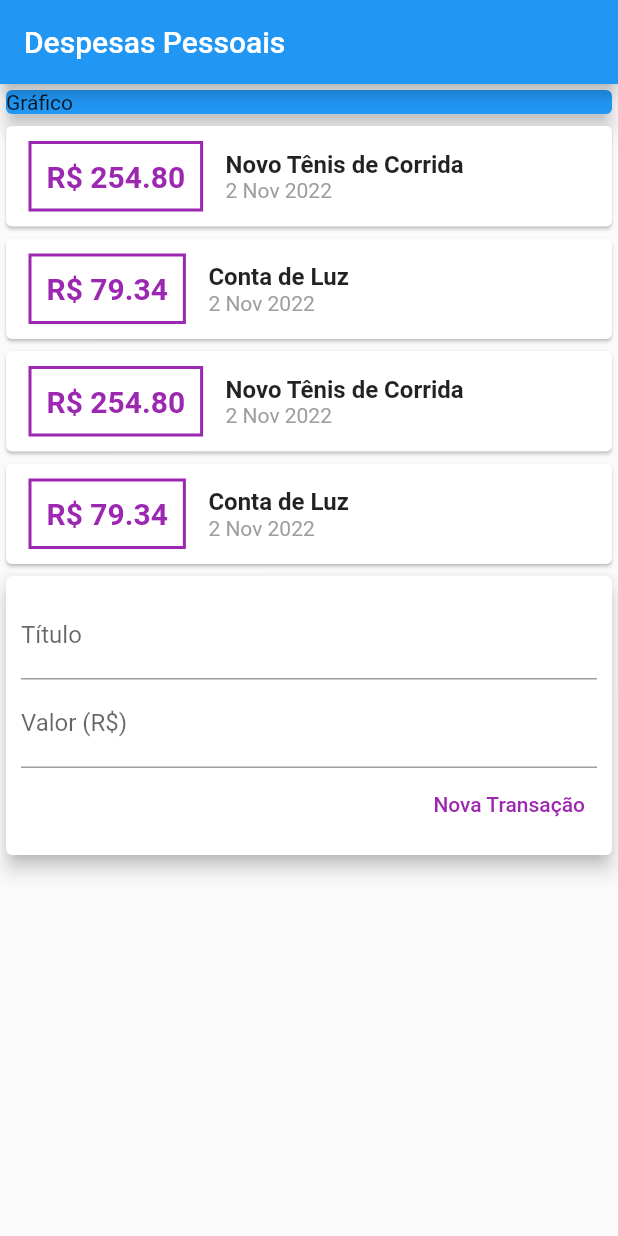
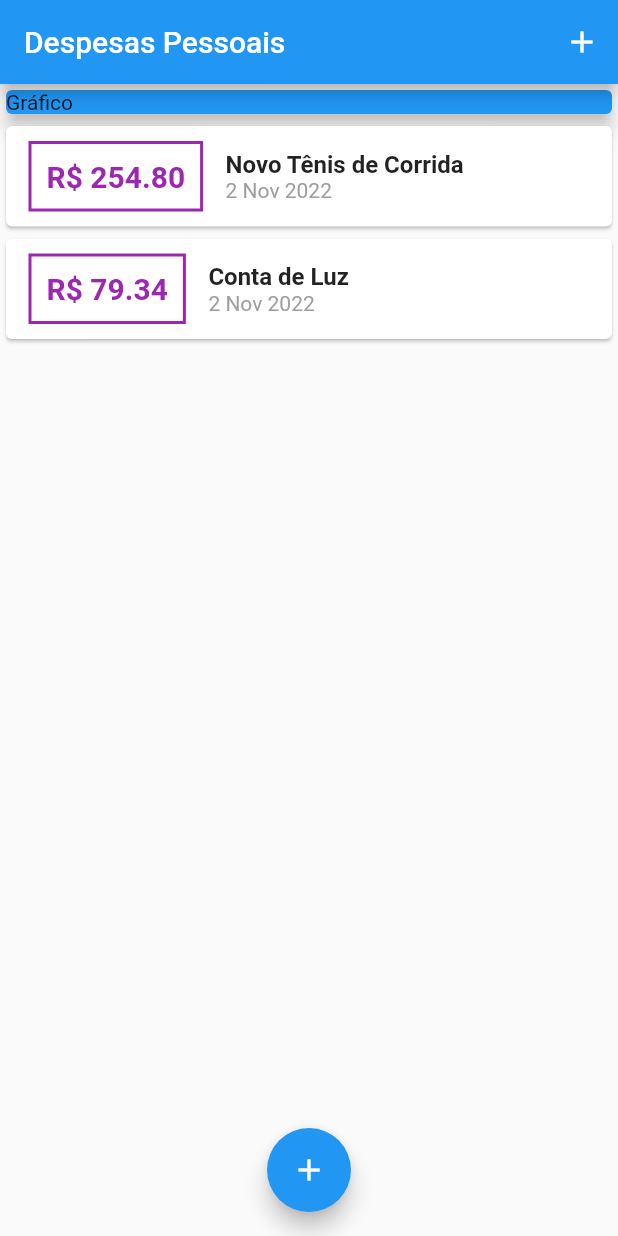
Before and after one commit to ericbcosta/expensesFlutter, a Flutter app: the screen it shows after launch, on a phone screen of 412 x 824 dp. Run offline on Flutter 3.47's test engine with Material 2 defaults, Android fonts, the phone set to English and light mode, and no system bars.

```diff
--- a/lib/components/transaction_form.dart
+++ b/lib/components/transaction_form.dart
@@ -1,12 +1,17 @@
 import 'package:flutter/material.dart';
 
-class TransactionForm extends StatelessWidget {
-  final titleController = TextEditingController();
-  final valueController = TextEditingController();
-
+class TransactionForm extends StatefulWidget {
   final void Function(String, double) onSubmit;
 
   TransactionForm(this.onSubmit);
+
+  @override
+  State<TransactionForm> createState() => _TransactionFormState();
+}
+
+class _TransactionFormState extends State<TransactionForm> {
+  final titleController = TextEditingController();
+  final valueController = TextEditingController();
 
   _submitForm() {
     final title = titleController.text;
@@ -15,7 +20,7 @@ class TransactionForm extends StatelessWidget {
     if (title.trim().isEmpty || value <= 0) {
       return;
     }
-    onSubmit(title, value);
+    widget.onSubmit(title, value);
   }
 
   @override
--- a/lib/components/transaction_user.dart
+++ /dev/null
@@ -1,89 +0,0 @@
-import 'dart:math';
-
-import 'transaction_form.dart';
-import 'transaction_list.dart';
-import 'package:flutter/material.dart';
-import '../models/transaction.dart';
-
-class TransactionUser extends StatefulWidget {
-  const TransactionUser({super.key});
-
-  @override
-  State<TransactionUser> createState() => _TransactionUserState();
-}
-
-class _TransactionUserState extends State<TransactionUser> {
-  final _transactions = [
-    Transaction(
-      id: 't1',
-      title: 'Novo Tênis de Corrida',
-      value: 254.80,
-      date: DateTime.now(),
-    ),
-    Transaction(
-      id: 't2',
-      title: 'Conta de Luz',
-      value: 79.34,
-      date: DateTime.now(),
-    ),
-    Transaction(
-      id: 't16',
-      title: 'Novo Tênis de Corrida',
-      value: 254.80,
-      date: DateTime.now(),
-    ),
-    Transaction(
-      id: 't27',
-      title: 'Conta de Luz',
-      value: 79.34,
-      date: DateTime.now(),
-    ),
-    Transaction(
-      id: 't11',
-      title: 'Novo Tênis de Corrida',
-      value: 254.80,
-      date: DateTime.now(),
-    ),
-    Transaction(
-      id: 't24',
-      title: 'Conta de Luz',
-      value: 79.34,
-      date: DateTime.now(),
-    ),
-    Transaction(
-      id: 't21',
-      title: 'Novo Tênis de Corrida',
-      value: 254.80,
-      date: DateTime.now(),
-    ),
-    Transaction(
-      id: 't23',
-      title: 'Conta de Luz',
-      value: 79.34,
-      date: DateTime.now(),
-    ),
-  ];
-
-  _addTransaction(String title, double value) {
-    final newTransaction = Transaction(
-      id: Random().nextDouble().toString(),
-      title: title,
-      value: value,
-      date: DateTime.now(),
-    );
-
-    setState(() {
-      _transactions.add(newTransaction);
-    });
-  }
-
-  @override
-  Widget build(BuildContext context) {
-    return Column(
-      children: <Widget>[
-        TransactionList(_transactions),
-        TransactionForm(_addTransaction),
-      ],
-    );
-  }
-}
--- a/lib/main.dart
+++ b/lib/main.dart
@@ -1,5 +1,8 @@
+import 'dart:math';
 import 'package:flutter/material.dart';
-import 'components/transaction_user.dart';
+import 'components/transaction_form.dart';
+import 'components/transaction_list.dart';
+import 'models/transaction.dart';
 
 main() => runApp(ExpensesApp());
 
@@ -15,12 +18,58 @@ class ExpensesApp extends StatelessWidget {
   }
 }
 
-class MyHomePage extends StatelessWidget {
+class MyHomePage extends StatefulWidget {
+  @override
+  State<MyHomePage> createState() => _MyHomePageState();
+}
+
+class _MyHomePageState extends State<MyHomePage> {
+  final _transactions = [
+    Transaction(
+      id: 't1',
+      title: 'Novo Tênis de Corrida',
+      value: 254.80,
+      date: DateTime.now(),
+    ),
+    Transaction(
+      id: 't2',
+      title: 'Conta de Luz',
+      value: 79.34,
+      date: DateTime.now(),
+    ),
+  ];
+
+  _addTransaction(String title, double value) {
+    final newTransaction = Transaction(
+      id: Random().nextDouble().toString(),
+      title: title,
+      value: value,
+      date: DateTime.now(),
+    );
+
+    setState(() {
+      _transactions.add(newTransaction);
+    });
+  }
+
+  _openTransactionFormModal(ctx) {
+    showModalBottomSheet(
+      context: ctx,
+      builder: (_) => TransactionForm(_addTransaction),
+    );
+  }
+
   @override
   Widget build(BuildContext context) {
     return Scaffold(
       appBar: AppBar(
         title: Text('Despesas Pessoais'),
+        actions: <Widget>[
+          IconButton(
+            icon: Icon(Icons.add),
+            onPressed: ()=> _openTransactionFormModal(context),
+          )
+        ],
       ),
       body: SingleChildScrollView(
         child: Column(
@@ -35,10 +84,18 @@ class MyHomePage extends StatelessWidget {
                 elevation: 5,
               ),
             ),
-            TransactionUser(),
+            TransactionList(_transactions),
           ],
         ),
       ),
+      floatingActionButton: FloatingActionButton(
+        highlightElevation: 50,
+        child: Icon(
+          Icons.add,
+        ),
+        onPressed: ()=> _openTransactionFormModal(context),
+      ),
+      floatingActionButtonLocation: FloatingActionButtonLocation.centerFloat,
     );
   }
 }
```
